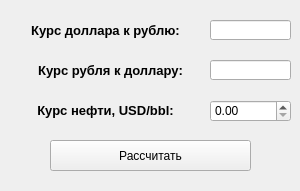
Before: the Qt Designer form Lab_2/ui.ui in SashkaShashka/GUI, drawn with Qt 5.
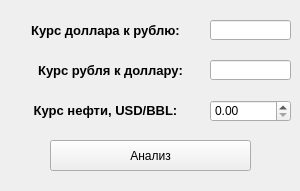
After: the same form once the commit is applied.

```diff
--- a/Lab_2/ui.ui
+++ b/Lab_2/ui.ui
@@ -40,7 +40,7 @@
     </font>
    </property>
    <property name="text">
-    <string>Курс нефти, USD/bbl:</string>
+    <string>Курс нефти, USD/BBL:</string>
    </property>
    <property name="alignment">
     <set>Qt::AlignCenter</set>
@@ -56,7 +56,7 @@
     </rect>
    </property>
    <property name="text">
-    <string>Рассчитать</string>
+    <string>Анализ</string>
    </property>
   </widget>
   <widget class="QLabel" name="label_2">
```
